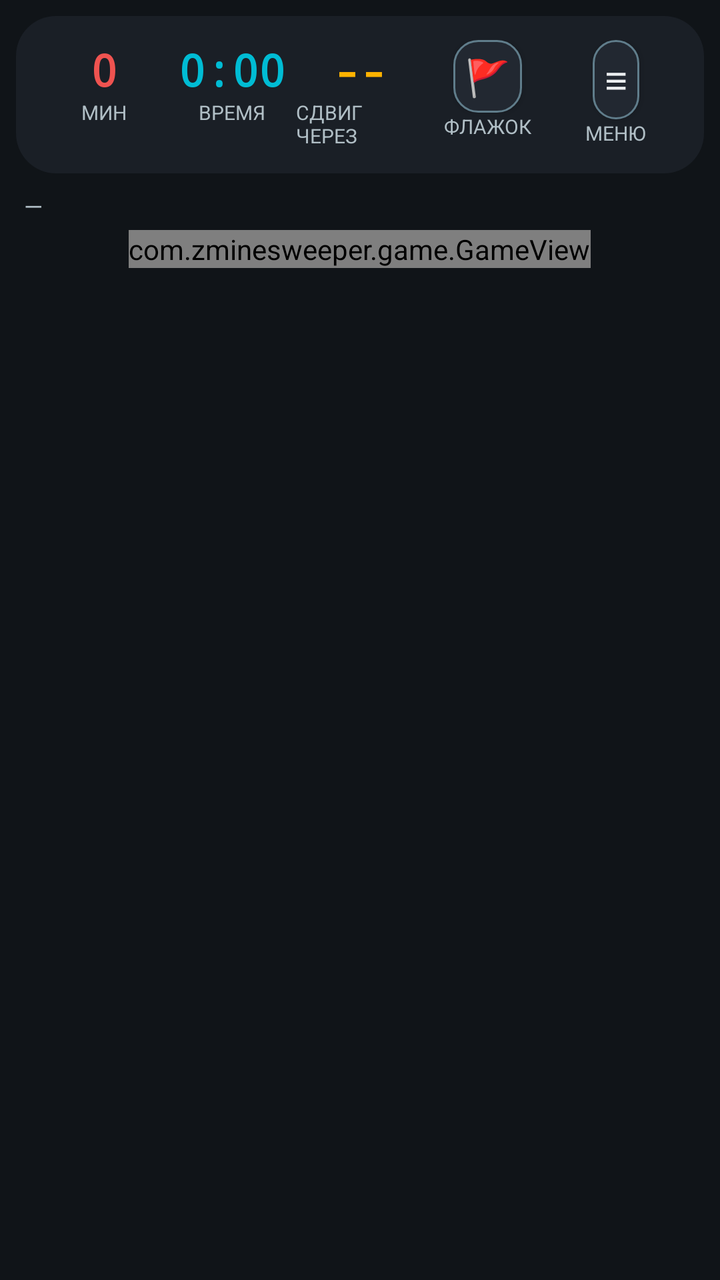
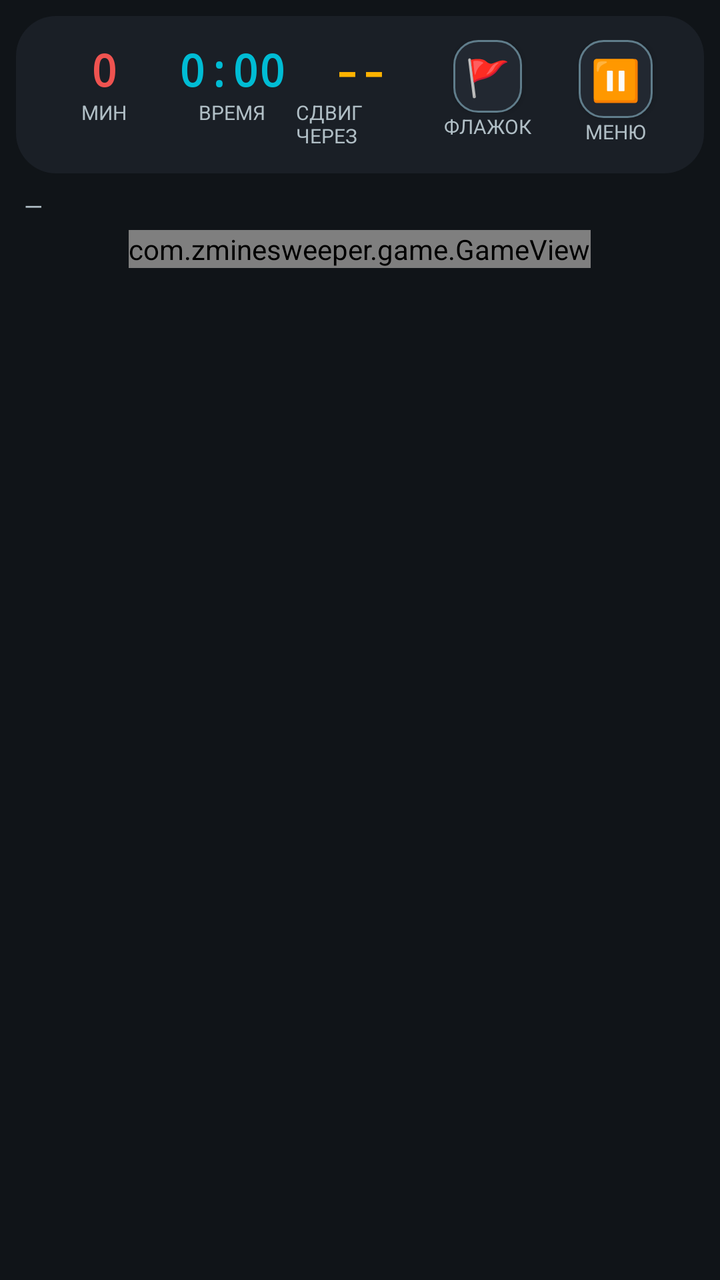

Screens rendered from an Android XML layout before and after an edit, with the pre-edit source and the edit as a unified diff.
<!-- AndroidManifest.xml: application theme Theme.MinesweeperEvolution -->
<!-- res/layout/activity_game.xml -->
<?xml version="1.0" encoding="utf-8"?>
<LinearLayout xmlns:android="http://schemas.android.com/apk/res/android"
    android:layout_width="match_parent"
    android:layout_height="match_parent"
    android:background="@color/bg_dark"
    android:orientation="vertical">

    
    <LinearLayout
        android:layout_width="match_parent"
        android:layout_height="wrap_content"
        android:background="@drawable/bg_top_bar"
        android:orientation="horizontal"
        android:padding="12dp"
        android:layout_margin="8dp"
        android:weightSum="5">

        <LinearLayout
            android:layout_width="0dp"
            android:layout_height="wrap_content"
            android:layout_weight="1"
            android:orientation="vertical"
            android:gravity="center">

            <TextView
                android:id="@+id/tvMines"
                style="@style/TopBarValue"
                android:layout_width="wrap_content"
                android:layout_height="wrap_content"
                android:text="0"
                android:textColor="@color/danger" />

            <TextView
                style="@style/TopBarLabel"
                android:layout_width="wrap_content"
                android:layout_height="wrap_content"
                android:text="@string/mines_left" />
        </LinearLayout>

        <LinearLayout
            android:layout_width="0dp"
            android:layout_height="wrap_content"
            android:layout_weight="1"
            android:orientation="vertical"
            android:gravity="center">

            <TextView
                android:id="@+id/tvTime"
                style="@style/TopBarValue"
                android:layout_width="wrap_content"
                android:layout_height="wrap_content"
                android:text="0:00"
                android:textColor="@color/accent" />

            <TextView
                style="@style/TopBarLabel"
                android:layout_width="wrap_content"
                android:layout_height="wrap_content"
                android:text="@string/time" />
        </LinearLayout>

        <LinearLayout
            android:id="@+id/llShift"
            android:layout_width="0dp"
            android:layout_height="wrap_content"
            android:layout_weight="1"
            android:orientation="vertical"
            android:gravity="center">

            <TextView
                android:id="@+id/tvShift"
                style="@style/TopBarValue"
                android:layout_width="wrap_content"
                android:layout_height="wrap_content"
                android:text="--"
                android:textColor="@color/warning" />

            <TextView
                style="@style/TopBarLabel"
                android:layout_width="wrap_content"
                android:layout_height="wrap_content"
                android:text="@string/shift_in" />
        </LinearLayout>

        <LinearLayout
            android:layout_width="0dp"
            android:layout_height="wrap_content"
            android:layout_weight="1"
            android:orientation="vertical"
            android:gravity="center">

            <Button
                android:id="@+id/btnFlagMode"
                android:layout_width="wrap_content"
                android:layout_height="wrap_content"
                android:background="@drawable/bg_button_secondary"
                android:minWidth="0dp"
                android:minHeight="0dp"
                android:padding="6dp"
                android:text="🚩"
                android:textSize="18sp" />

            <TextView
                style="@style/TopBarLabel"
                android:layout_width="wrap_content"
                android:layout_height="wrap_content"
                android:text="@string/flag_mode" />
        </LinearLayout>

        <LinearLayout
            android:layout_width="0dp"
            android:layout_height="wrap_content"
            android:layout_weight="1"
            android:orientation="vertical"
            android:gravity="center">

            <Button
                android:id="@+id/btnMenu"
                android:layout_width="wrap_content"
                android:layout_height="wrap_content"
                android:background="@drawable/bg_button_secondary"
                android:minWidth="0dp"
                android:minHeight="0dp"
                android:padding="6dp"
                android:text="≡"
                android:textSize="20sp" />

            <TextView
                style="@style/TopBarLabel"
                android:layout_width="wrap_content"
                android:layout_height="wrap_content"
                android:text="@string/menu" />
        </LinearLayout>
    </LinearLayout>

    <LinearLayout
        android:layout_width="match_parent"
        android:layout_height="wrap_content"
        android:orientation="horizontal"
        android:paddingHorizontal="12dp"
        android:paddingBottom="4dp">

        <TextView
            android:id="@+id/tvModeLabel"
            android:layout_width="wrap_content"
            android:layout_height="wrap_content"
            android:textColor="@color/text_secondary"
            android:textSize="12sp"
            android:text="—" />
    </LinearLayout>

    
    <HorizontalScrollView
        android:id="@+id/hScrollView"
        android:layout_width="match_parent"
        android:layout_height="0dp"
        android:layout_weight="1"
        android:fillViewport="true"
        android:scrollbars="none">

        <ScrollView
            android:id="@+id/vScrollView"
            android:layout_width="match_parent"
            android:layout_height="wrap_content"
            android:fillViewport="true"
            android:scrollbars="none">

            <FrameLayout
                android:id="@+id/gridContainer"
                android:layout_width="wrap_content"
                android:layout_height="wrap_content"
                android:layout_gravity="center">

                <com.zminesweeper.game.GameView
                    android:id="@+id/gameView"
                    android:layout_width="wrap_content"
                    android:layout_height="wrap_content"
                    android:layout_gravity="center" />
            </FrameLayout>
        </ScrollView>
    </HorizontalScrollView>

</LinearLayout>
<!-- resources referenced by this layout -->
<resources>
  <color name="accent">#FF00BCD4</color>
  <color name="bg_dark">#FF101418</color>
  <color name="danger">#FFEF5350</color>
  <color name="text_secondary">#FFB0BEC5</color>
  <color name="warning">#FFFFB300</color>
  <!-- drawable bg_button_secondary (drawable) -->
  <?xml version="1.0" encoding="utf-8"?>
  <selector xmlns:android="http://schemas.android.com/apk/res/android">
      
      <item android:state_selected="true">
          <shape android:shape="rectangle">
              <solid android:color="@color/accent"/>
              <corners android:radius="12dp"/>
              <stroke android:width="1dp" android:color="@color/accent_2"/>
          </shape>
      </item>
      
      <item android:state_pressed="true">
          <shape android:shape="rectangle">
              <solid android:color="@color/bg_panel_alt"/>
              <corners android:radius="12dp"/>
              <stroke android:width="2dp" android:color="@color/accent"/>
          </shape>
      </item>
      
      <item>
          <shape android:shape="rectangle">
              <solid android:color="@color/bg_panel_alt"/>
              <corners android:radius="12dp"/>
              <stroke android:width="1dp" android:color="@color/text_dim"/>
          </shape>
      </item>
  </selector>
  <!-- drawable bg_top_bar (drawable) -->
  <?xml version="1.0" encoding="utf-8"?>
  <shape xmlns:android="http://schemas.android.com/apk/res/android" android:shape="rectangle">
      <solid android:color="@color/bg_panel"/>
      <corners android:radius="20dp"/>
  </shape>
  <string name="flag_mode">Флажок</string>
  <string name="menu">Меню</string>
  <string name="mines_left">Мин</string>
  <string name="shift_in">Сдвиг через</string>
  <string name="time">Время</string>
  <style name="TopBarLabel">
          <item name="android:textSize">10sp</item>
          <item name="android:textColor">@color/text_secondary</item>
          <item name="android:textAllCaps">true</item>
      </style>
  <style name="TopBarValue">
          <item name="android:textSize">22sp</item>
          <item name="android:textStyle">bold</item>
          <item name="android:textColor">@color/accent</item>
          <item name="android:fontFamily">monospace</item>
      </style>
  <style name="Theme.MinesweeperEvolution" parent="Theme.AppCompat.NoActionBar">
          <item name="colorPrimary">@color/accent</item>
          <item name="colorPrimaryDark">@color/accent_2</item>
          <item name="colorAccent">@color/accent</item>
          <item name="android:windowBackground">@color/bg_dark</item>
          <item name="android:textColorPrimary">@color/text_primary</item>
          <item name="android:textColorSecondary">@color/text_secondary</item>
          <item name="android:statusBarColor" tools:targetApi="l">@color/bg_dark</item>
      </style>
  <color name="accent_2">#FF26C6DA</color>
  <color name="bg_panel_alt">#FF222831</color>
  <color name="text_dim">#FF607D8B</color>
  <color name="bg_panel">#FF1A1F26</color>
  <color name="text_primary">#FFECEFF1</color>
</resources>

<!-- the commit's change to res/layout/activity_game.xml (unified diff, before → after) -->
@@ -122,7 +122,7 @@
                 android:minWidth="0dp"
                 android:minHeight="0dp"
                 android:padding="6dp"
-                android:text="≡"
+                android:text="⏸"
                 android:textSize="20sp" />
 
             <TextView
